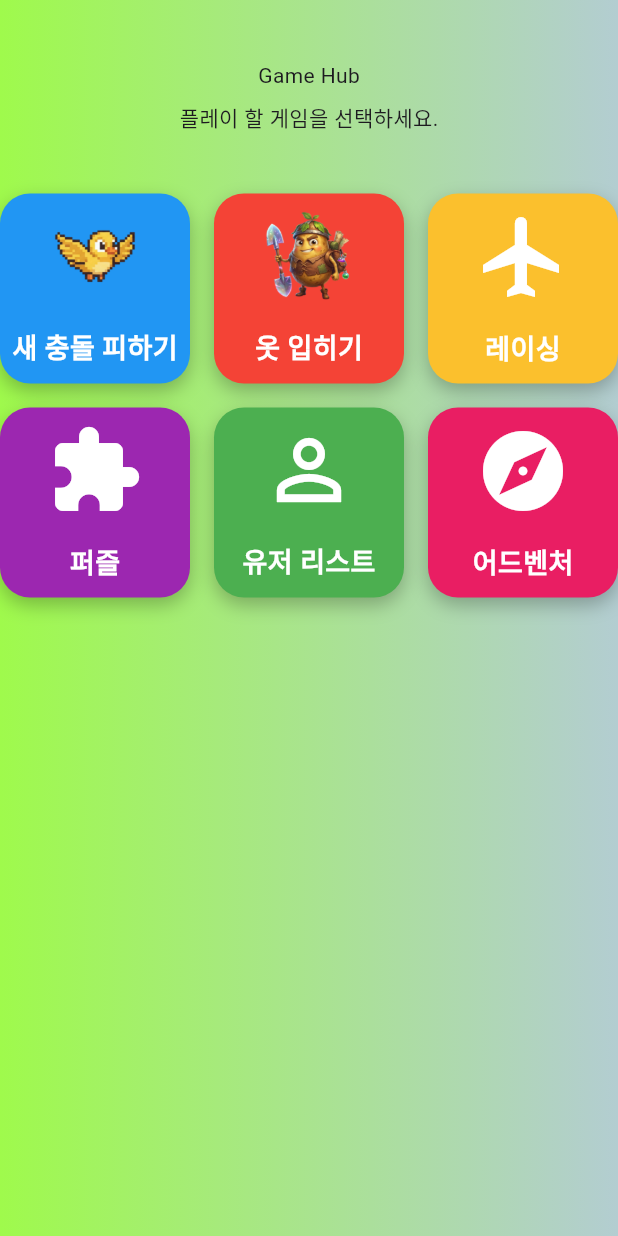
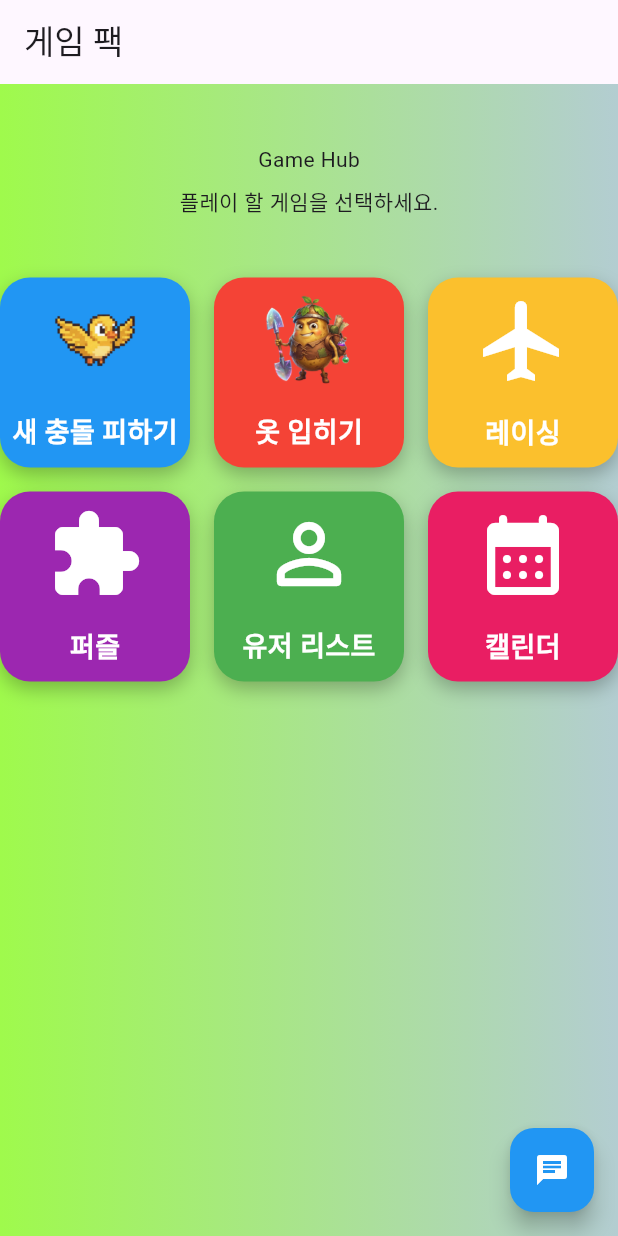
Before and after one commit to yeonhee-cho/game_workspace, a Flutter app: the screen it shows after launch, on a phone screen of 412 x 824 dp. Run offline on Flutter 3.47's test engine with Material 3 defaults, Android fonts, the phone set to English and light mode, and no system bars; our stand-ins replace dio, flutter_dotenv, freezed_annotation, go_router, image_picker; accounts and stored records are empty.

Commit message:
배포, chat, user

```diff
--- a/lib/common/constants.dart
+++ b/lib/common/constants.dart
@@ -10,6 +10,7 @@ class ApiConstants {
 
   // todosUrl 상수 정의하기
   static const String todosUrl = '/todos';
+  static const String chatUrl = '/chat';
 }
 
 /*
--- a/lib/screens/calendar_screen.dart
+++ b/lib/screens/calendar_screen.dart
@@ -46,7 +46,7 @@ class CalendarScreen extends StatelessWidget{
 
       floatingActionButton: FloatingActionButton(
         onPressed: () {
-          // 나중에 채울 거예요
+          // 나중에 채울 거에요
         },
         child: const Icon(Icons.add),
       ),
--- a/lib/screens/main_screen.dart
+++ b/lib/screens/main_screen.dart
@@ -3,6 +3,7 @@ import 'package:flutter/material.dart';
 import 'package:game_workspace/models/game_item.dart';
 import 'package:game_workspace/services/game_service.dart';
 import 'package:game_workspace/widgets/game_card.dart';
+import 'package:go_router/go_router.dart';
 
 class MainScreen extends StatelessWidget{
   const MainScreen({super.key});
@@ -14,6 +15,7 @@ class MainScreen extends StatelessWidget{
     final List<GameItem> games = GameService.getAllGames();
 
     return Scaffold(
+      appBar: AppBar(title: const Text("게임 팩"),),
       body: Container(
         // 그래디언트 = background-image
         decoration: const BoxDecoration(
@@ -51,6 +53,10 @@ class MainScreen extends StatelessWidget{
             )
         ),
       ),
+      floatingActionButton: FloatingActionButton(
+        backgroundColor: Colors.blue,
+        child: const Icon(Icons.chat, color: Colors.white,),
+        onPressed: () => context.push("/chat")),
     );
   }
 }
--- a/lib/services/chat_service.dart
+++ b/lib/services/chat_service.dart
@@ -1,3 +1,4 @@
+/*
 import 'dart:convert';
 // json 인코딩 디코딩 기능 제공
 // -> 주소로 데이터 주고받을 때 문자열로 변환
@@ -125,8 +126,8 @@ class ChatService {
 
  */
 }
+*/
 
-/*
 class ChatService {
   // 간단한 QnA 데이터베이스
   static final Map<String, String> _qnaDatabase = {
@@ -224,4 +225,3 @@ class ChatService {
     return responses[DateTime.now().millisecond % responses.length];
   }
 }
-*/
--- a/lib/services/game_service.dart
+++ b/lib/services/game_service.dart
@@ -18,7 +18,6 @@ class GameService {
           name: '옷 입히기',
           color: Colors.red,
           imageAsset: GameAssets.dressUpLogo
-          // icon: Icons.gps_fixed
       ),
       // GameItem(
       //     id: 'shooter',
@@ -42,7 +41,7 @@ class GameService {
           id: 'users',
           name: '유저 리스트',
           color: Colors.green,
-          icon: Icons.person_outline
+          icon: Icons.person_outline_rounded
       ),
       // GameItem(
       //     id: 'arcade',
@@ -50,11 +49,16 @@ class GameService {
       //     color: Colors.green,
       //     icon: Icons.sports_esports
       // ),
-      GameItem(
-          id: 'adventure',
-          name: '어드벤처',
+      // GameItem(
+      //     id: 'adventure',
+      //     name: '어드벤처',
+      //     color: Colors.pink,
+      //     icon: Icons.explore
+      // ),
+      GameItem(id: 'calendar',
+          name: '캘린더',
           color: Colors.pink,
-          icon: Icons.explore
+          icon: Icons.calendar_month_rounded
       ),
     ];
   }
```
Also changed, not shown: lib/screens/bird_fluffy_screen.dart (+7 -1 lines).
